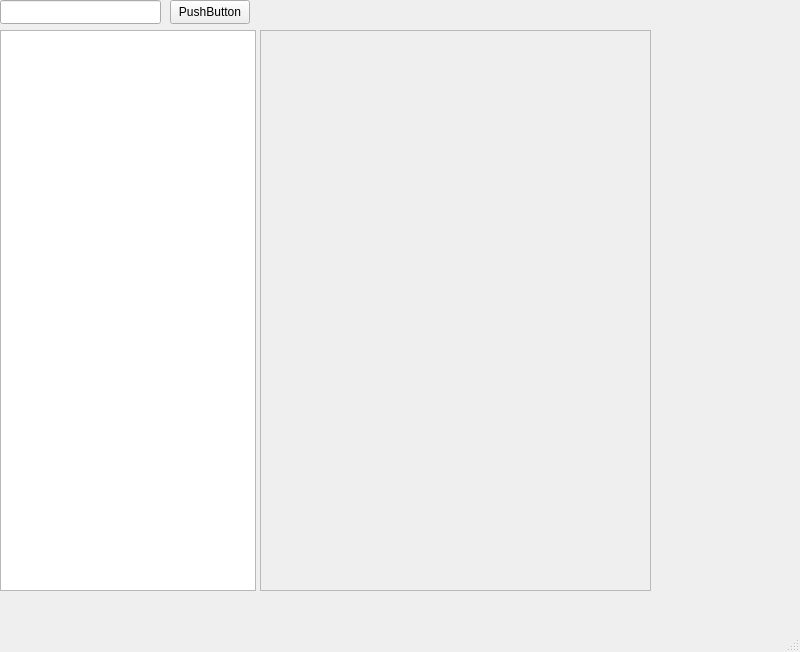
Qt form AppLauncher.ui (KleaSCM/Liadrin) before a commit.
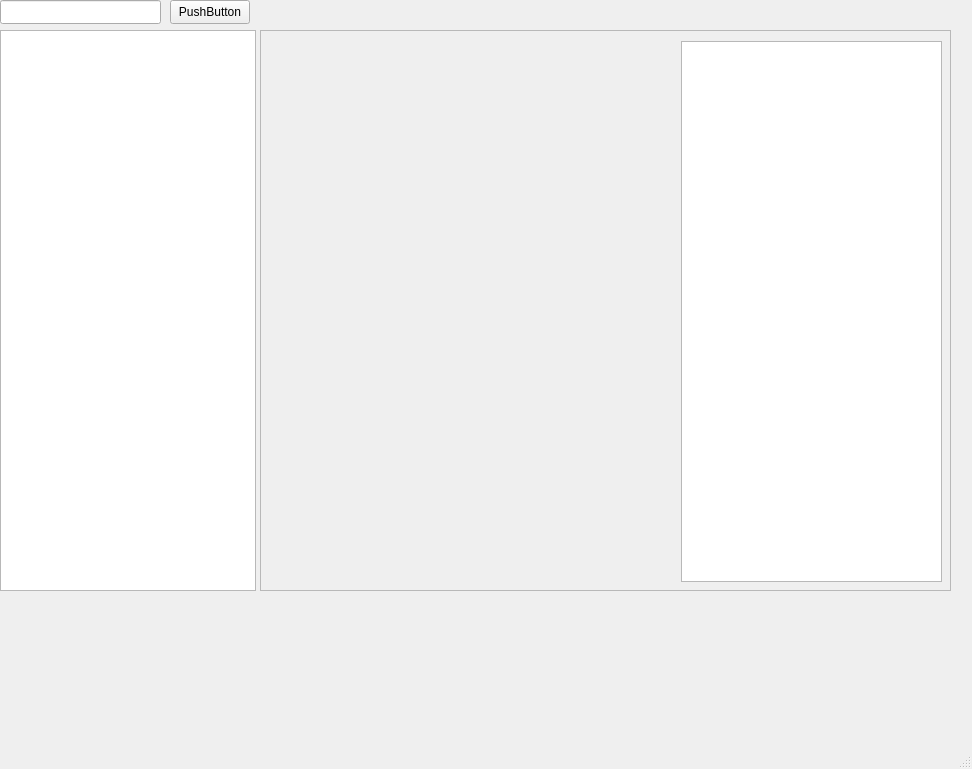
The same form after that commit.

Commit message: Implemented and Refined AppLauncher with Category Management, Notepad Feature, and App Cards Changes: Core Functionality:

Patch:
```diff
--- a/AppLauncher.ui
+++ b/AppLauncher.ui
@@ -6,8 +6,8 @@
    <rect>
     <x>0</x>
     <y>0</y>
-    <width>800</width>
-    <height>652</height>
+    <width>972</width>
+    <height>769</height>
    </rect>
   </property>
   <property name="windowTitle">
@@ -55,7 +55,7 @@
      <rect>
       <x>260</x>
       <y>30</y>
-      <width>391</width>
+      <width>691</width>
       <height>561</height>
      </rect>
     </property>
@@ -67,7 +67,7 @@
       <rect>
        <x>0</x>
        <y>0</y>
-       <width>389</width>
+       <width>689</width>
        <height>559</height>
       </rect>
      </property>
@@ -76,7 +76,7 @@
        <rect>
         <x>0</x>
         <y>0</y>
-        <width>391</width>
+        <width>411</width>
         <height>561</height>
        </rect>
       </property>
@@ -85,13 +85,23 @@
         <rect>
          <x>0</x>
          <y>0</y>
-         <width>391</width>
+         <width>401</width>
          <height>561</height>
         </rect>
        </property>
        <layout class="QGridLayout" name="gridLayout"/>
       </widget>
      </widget>
+     <widget class="QTextEdit" name="notepad">
+      <property name="geometry">
+       <rect>
+        <x>420</x>
+        <y>10</y>
+        <width>261</width>
+        <height>541</height>
+       </rect>
+      </property>
+     </widget>
     </widget>
    </widget>
   </widget>
```
Left out of the diff: 2 changed lines with no effect on the pictures. The commit also changes 3 other files.
